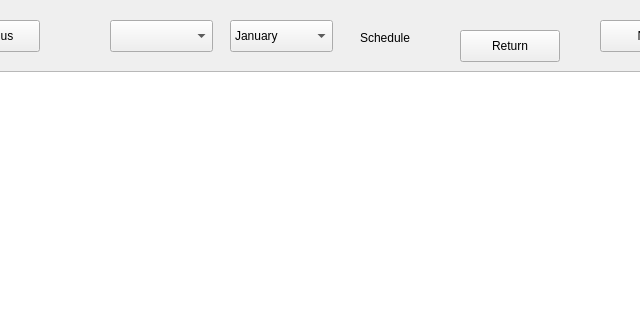
Old version of the form Scheduler/pythonCode/GUI/schedule_table.ui in the repository Szymek200/Scheduler; both pictures show x 120 to 760 and y 0 to 320 of the 946 by 498 pixel window.
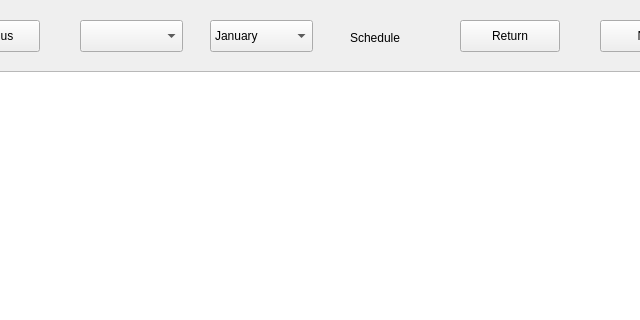
New version of the form.

What changed in the file:
```diff
--- a/Scheduler/pythonCode/GUI/schedule_table.ui
+++ b/Scheduler/pythonCode/GUI/schedule_table.ui
@@ -16,7 +16,7 @@
   <widget class="QLabel" name="schedule_label">
    <property name="geometry">
     <rect>
-     <x>480</x>
+     <x>470</x>
      <y>30</y>
      <width>58</width>
      <height>16</height>
@@ -30,7 +30,7 @@
    <property name="geometry">
     <rect>
      <x>580</x>
-     <y>30</y>
+     <y>20</y>
      <width>100</width>
      <height>32</height>
     </rect>
@@ -42,7 +42,7 @@
   <widget class="QComboBox" name="comboBox">
    <property name="geometry">
     <rect>
-     <x>230</x>
+     <x>200</x>
      <y>20</y>
      <width>103</width>
      <height>32</height>
@@ -88,7 +88,7 @@
   <widget class="QComboBox" name="monthCombo">
    <property name="geometry">
     <rect>
-     <x>350</x>
+     <x>330</x>
      <y>20</y>
      <width>103</width>
      <height>32</height>
```
